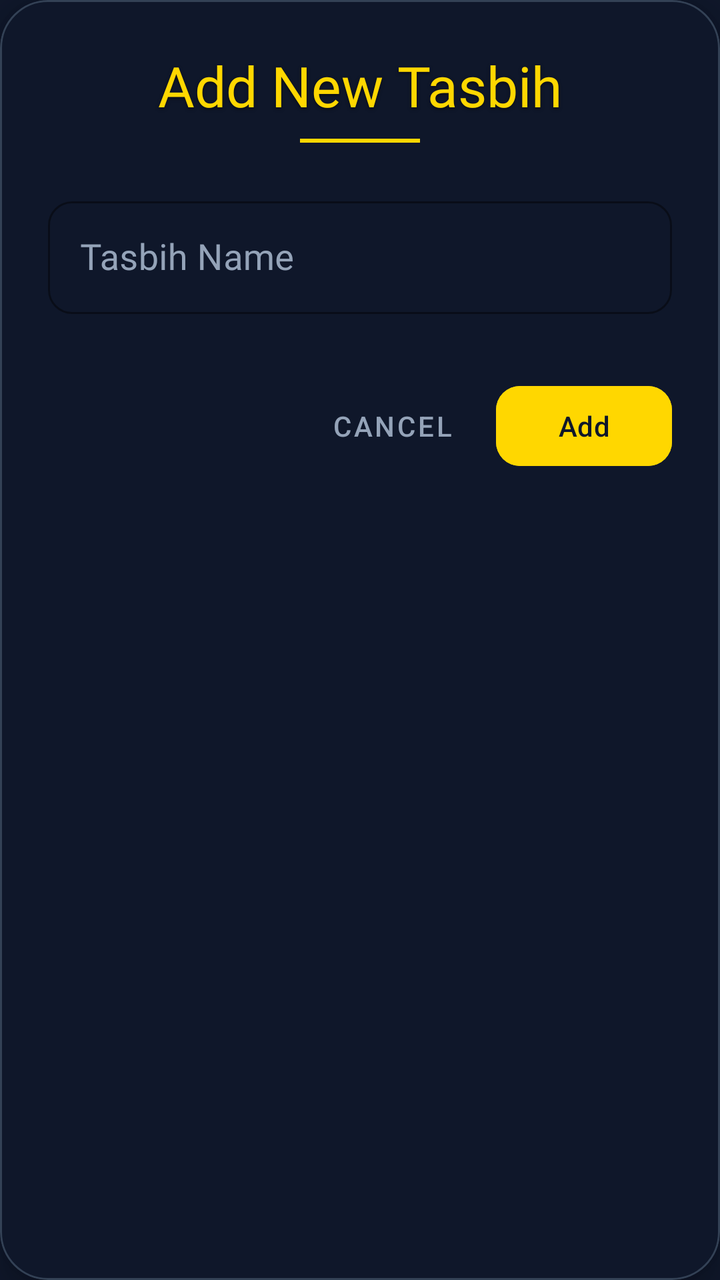
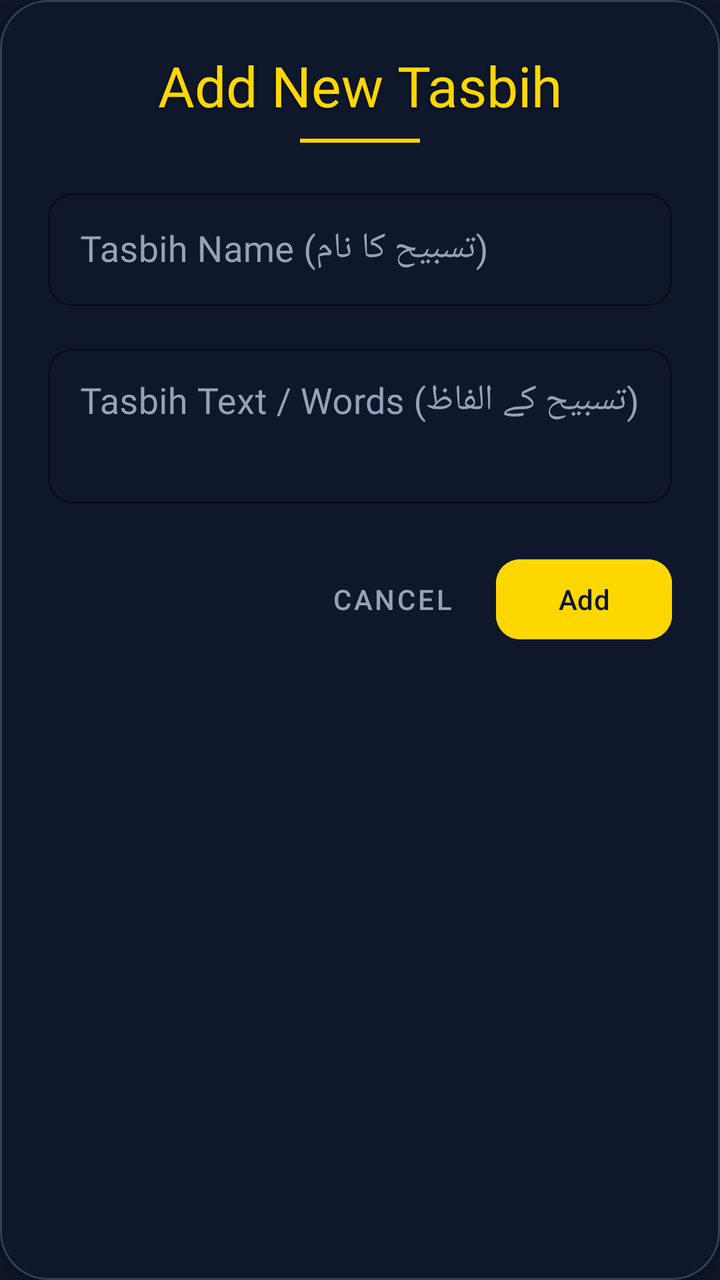

Before-and-after screenshots of an Android layout around one commit, followed by the original layout XML and the change that was made.
<!-- AndroidManifest.xml: application theme Theme.PrayerClock -->
<!-- res/layout/dialog_add_tasbih.xml -->
<?xml version="1.0" encoding="utf-8"?>
<com.google.android.material.card.MaterialCardView xmlns:android="http://schemas.android.com/apk/res/android"
    xmlns:app="http://schemas.android.com/apk/res-auto"
    android:layout_width="match_parent"
    android:layout_height="wrap_content"
    android:layout_margin="24dp"
    app:cardBackgroundColor="@color/midnight_blue"
    app:cardCornerRadius="24dp"
    app:cardElevation="8dp"
    app:strokeColor="@color/slate_800"
    app:strokeWidth="1dp">

    <LinearLayout
        android:layout_width="match_parent"
        android:layout_height="wrap_content"
        android:orientation="vertical"
        android:padding="24dp">

        <TextView
            android:layout_width="match_parent"
            android:layout_height="wrap_content"
            android:fontFamily="@font/jameel_noori_nastaleeq"
            android:gravity="center"
            android:text="Add New Tasbih"
            android:textColor="@color/gold_accent"
            android:textSize="28sp"
            android:shadowColor="#80000000"
            android:shadowDx="0"
            android:shadowDy="2"
            android:shadowRadius="4" />

        <View
            android:layout_width="60dp"
            android:layout_height="2dp"
            android:layout_gravity="center_horizontal"
            android:layout_marginTop="8dp"
            android:layout_marginBottom="24dp"
            android:background="@color/gold_accent" />

        <com.google.android.material.textfield.TextInputLayout
            android:layout_width="match_parent"
            android:layout_height="wrap_content"
            android:hint="Tasbih Name"
            app:hintTextColor="@color/text_secondary"
            style="@style/Widget.MaterialComponents.TextInputLayout.OutlinedBox"
            app:boxStrokeColor="@color/gold_accent"
            app:boxCornerRadiusBottomEnd="12dp"
            app:boxCornerRadiusBottomStart="12dp"
            app:boxCornerRadiusTopEnd="12dp"
            app:boxCornerRadiusTopStart="12dp"
            app:placeholderText="Example: Subhan Allah"
            app:placeholderTextColor="#4DFFFFFF"
            android:textColorHint="@color/text_secondary">

            <com.google.android.material.textfield.TextInputEditText
                android:id="@+id/etTasbihName"
                android:layout_width="match_parent"
                android:layout_height="wrap_content"
                android:fontFamily="@font/jameel_noori_nastaleeq"
                android:inputType="text"
                android:textColor="@color/text_primary"
                android:textSize="18sp"
                android:padding="16dp" />
        </com.google.android.material.textfield.TextInputLayout>

        <LinearLayout
            android:layout_width="match_parent"
            android:layout_height="wrap_content"
            android:layout_marginTop="32dp"
            android:orientation="horizontal"
            android:gravity="end">

            <com.google.android.material.button.MaterialButton
                android:id="@+id/btnCancel"
                style="@style/Widget.MaterialComponents.Button.TextButton"
                android:layout_width="wrap_content"
                android:layout_height="wrap_content"
                android:text="Cancel"
                android:textColor="@color/text_secondary"
                android:textSize="14sp"
                android:layout_marginEnd="8dp" />

            <com.google.android.material.button.MaterialButton
                android:id="@+id/btnAdd"
                android:layout_width="wrap_content"
                android:layout_height="wrap_content"
                android:text="Add"
                android:textColor="@color/midnight_blue"
                android:backgroundTint="@color/gold_accent"
                app:cornerRadius="12dp"
                android:textSize="14sp" />
        </LinearLayout>

    </LinearLayout>

</com.google.android.material.card.MaterialCardView>
<!-- resources referenced by this layout -->
<resources>
  <color name="gold_accent">#FFD700</color>
  <color name="midnight_blue">#0F172A</color>
  <color name="slate_800">#334155</color>
  <color name="text_primary">#F8FAFC</color>
  <color name="text_secondary">#94A3B8</color>
  <style name="Theme.PrayerClock" parent="Base.Theme.PrayerClock" />
  <style name="Base.Theme.PrayerClock" parent="Theme.Material3.DayNight.NoActionBar">
          
          <item name="colorPrimary">@color/midnight_blue</item>
          <item name="colorPrimaryVariant">@color/slate_900</item>
          <item name="android:statusBarColor">#1E293B</item> 
          <item name="android:windowLightStatusBar" tools:targetApi="m">false</item>
          <item name="android:windowBackground">@color/midnight_blue</item>
          <item name="android:colorBackground">@color/midnight_blue</item>
      </style>
  <color name="slate_900">#1E293B</color>
</resources>

<!-- the commit's change to res/layout/dialog_add_tasbih.xml (unified diff, before → after) -->
@@ -34,13 +34,14 @@
             android:layout_height="2dp"
             android:layout_gravity="center_horizontal"
             android:layout_marginTop="8dp"
-            android:layout_marginBottom="24dp"
+            android:layout_marginBottom="20dp"
             android:background="@color/gold_accent" />
 
+        
         <com.google.android.material.textfield.TextInputLayout
             android:layout_width="match_parent"
             android:layout_height="wrap_content"
-            android:hint="Tasbih Name"
+            android:hint="Tasbih Name (تسبیح کا نام)"
             app:hintTextColor="@color/text_secondary"
             style="@style/Widget.MaterialComponents.TextInputLayout.OutlinedBox"
             app:boxStrokeColor="@color/gold_accent"
@@ -48,7 +49,7 @@
             app:boxCornerRadiusBottomStart="12dp"
             app:boxCornerRadiusTopEnd="12dp"
             app:boxCornerRadiusTopStart="12dp"
-            app:placeholderText="Example: Subhan Allah"
+            app:placeholderText="Example: Durood-e-Ibrahimi"
             app:placeholderTextColor="#4DFFFFFF"
             android:textColorHint="@color/text_secondary">
 
@@ -63,10 +64,41 @@
                 android:padding="16dp" />
         </com.google.android.material.textfield.TextInputLayout>
 
+        
+        <com.google.android.material.textfield.TextInputLayout
+            android:layout_width="match_parent"
+            android:layout_height="wrap_content"
+            android:layout_marginTop="16dp"
+            android:hint="Tasbih Text / Words (تسبیح کے الفاظ)"
+            app:hintTextColor="@color/text_secondary"
+            style="@style/Widget.MaterialComponents.TextInputLayout.OutlinedBox"
+            app:boxStrokeColor="@color/gold_accent"
+            app:boxCornerRadiusBottomEnd="12dp"
+            app:boxCornerRadiusBottomStart="12dp"
+            app:boxCornerRadiusTopEnd="12dp"
+            app:boxCornerRadiusTopStart="12dp"
+            app:placeholderText="Example: اللَّهُمَّ صَلِّ عَلَى مُحَمَّدٍ"
+            app:placeholderTextColor="#4DFFFFFF"
+            android:textColorHint="@color/text_secondary">
+
+            <com.google.android.material.textfield.TextInputEditText
+                android:id="@+id/etTasbihContent"
+                android:layout_width="match_parent"
+                android:layout_height="wrap_content"
+                android:fontFamily="@font/sakkal"
+                android:inputType="textMultiLine"
+                android:minLines="2"
+                android:maxLines="4"
+                android:gravity="top|start"
+                android:textColor="@color/text_primary"
+                android:textSize="18sp"
+                android:padding="16dp" />
+        </com.google.android.material.textfield.TextInputLayout>
+
         <LinearLayout
             android:layout_width="match_parent"
             android:layout_height="wrap_content"
-            android:layout_marginTop="32dp"
+            android:layout_marginTop="24dp"
             android:orientation="horizontal"
             android:gravity="end">
 
